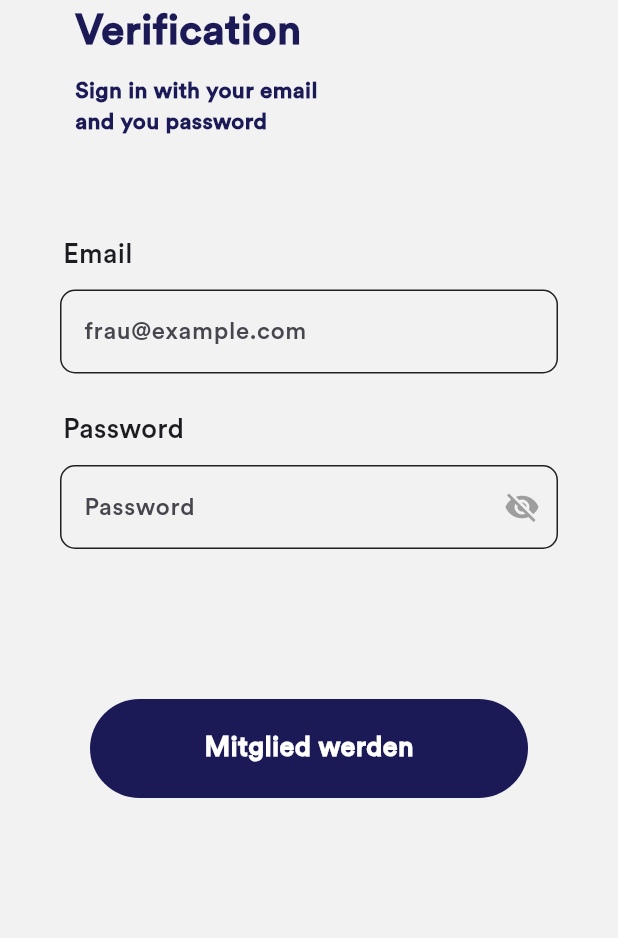
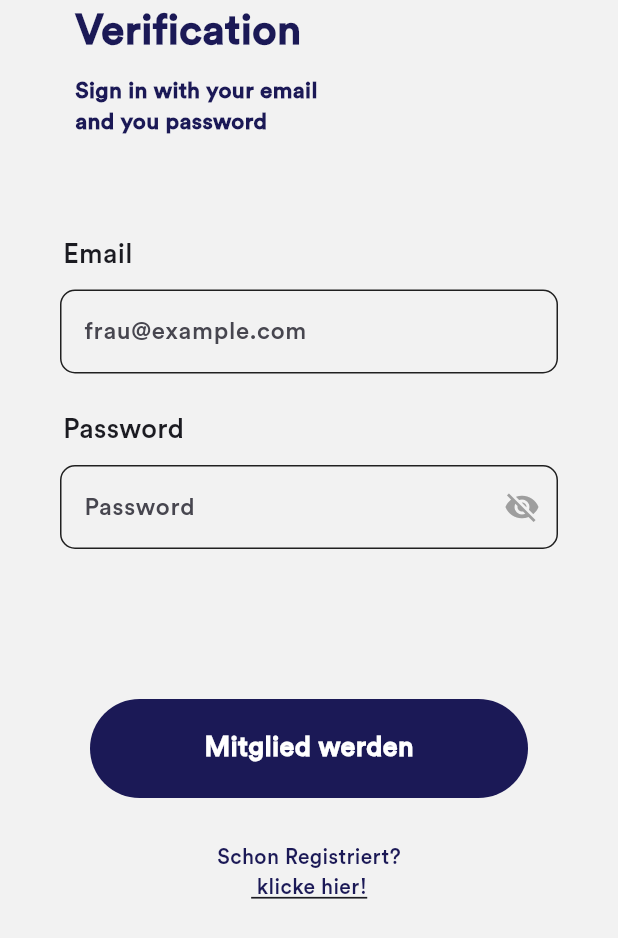
Before and after one commit to Trinistar/female_fellows, a Flutter app: the AuthVerfication screen opened directly, on a phone screen of 412 x 824 dp. Shown: the top 938 px of the screen. Run offline on Flutter 3.47's test engine with Material 2 defaults, Android fonts, the light colour scheme and no system bars; our stand-ins replace bloc, cloud_firestore, date_format, equatable, firebase_auth, firebase_core and 3 more; accounts and stored records are empty; generated files the repository leaves out were written again.

Commit message:
rerouting for user

```diff
--- a/lib/l10n/app_de.arb
+++ b/lib/l10n/app_de.arb
@@ -11,10 +11,15 @@
     "intro": "Zurück zur Einleitung",
     "skip": "Abbrechen",
     "start": "Start",
-    "login": "Jetzt loslegen",
+    "startnow": "Jetzt loslegen",
     "loginPageTitle": "Login",
     "password": "Password",
     "email": "Email",
+    "signin": "Sign in",
+    "signinTextup": "Noch nicht Registriert?",
+    "signinTextdown": "klicke hier!",
+    "loginTextup": "Schon Registriert?",
+    "loginTextdown": " klicke hier!",
     "loginPageBody": "Logge dich mit deiner Email\nund deinem Passwort ein",
     "verificationTitle": "Verifizierung",
     "verficationBody": "Gib hier deine Email\nund dein Passwort an",
--- a/lib/l10n/app_en.arb
+++ b/lib/l10n/app_en.arb
@@ -11,9 +11,14 @@
     "intro": "Return to start",
     "skip": "Skip",
     "start": "Start",
-    "login": "Get started",
+    "startnow": "Get started",
     "password": "Password",
     "email": "Email",
+    "signin": "Sign in",
+    "signinTextup": "Noch nicht Registriert?",
+    "signinTextdown": "klicke hier!",
+    "loginTextup": "Schon Registriert?",
+    "loginTextdown": " klicke hier!",
     "loginPageTitle": "Sign in",
     "loginPageBody": "Sign in with your email\nand you password",
     "verificationTitle": "Verification",
--- a/lib/pages/Authentication/authentication_verification.dart
+++ b/lib/pages/Authentication/authentication_verification.dart
@@ -4,6 +4,7 @@ import 'package:flutter_gen/gen_l10n/app_localizations.dart';
 import 'package:vs_femalefellows/blocs/AuthenticationBloc/authentication_bloc.dart';
 import 'package:vs_femalefellows/components/login_button.dart';
 import 'package:vs_femalefellows/components/text_bar.dart';
+import 'package:vs_femalefellows/pages/Authentication/Login/login.dart';
 import 'package:vs_femalefellows/pages/Homepage/navigation_page.dart';
 import 'package:vs_femalefellows/provider/controller.dart';
 
@@ -127,16 +128,7 @@ class _AuthVerficationState extends State<AuthVerfication> {
                               style: TextStyle(
                                 fontSize: 18,
                               ),
-                            ), /*
-                                      SizedBox(
-                                        width: 120,
-                                      ),
-                                      Text(
-                                        'Forgot Password?',
-                                        style: TextStyle(
-                                          color: Colors.grey.shade700,
-                                        ),
-                                      ), */
+                            ),
                           ],
                         ),
                       ),
@@ -214,6 +206,29 @@ class _AuthVerficationState extends State<AuthVerfication> {
                           );
                         },
                       ),
+                        SizedBox(
+                              height: 30,
+                            ),
+                         Center(
+                                child: Text(
+                                  AppLocalizations.of(context)!.loginTextup,
+                                  style: TextStyle(
+                                      color:
+                                          Theme.of(context).colorScheme.primary),
+                                )),
+                            Center(
+                                child: GestureDetector(
+                              onTap: () => Navigator.of(context).push(
+                                  MaterialPageRoute(
+                                      builder: (context) => LoginPage())),
+                              child: Text(
+                                AppLocalizations.of(context)!.loginTextdown,
+                                style: TextStyle(
+                                    color:
+                                        Theme.of(context).colorScheme.primary,
+                                    decoration: TextDecoration.underline),
+                              ),
+                            )),
                     ],
                   ),
                 ),
--- a/lib/pages/Onboarding/onboarding_end.dart
+++ b/lib/pages/Onboarding/onboarding_end.dart
@@ -1,8 +1,8 @@
 import 'package:flutter/material.dart';
 import 'package:vs_femalefellows/components/login_button.dart';
-import 'package:vs_femalefellows/pages/Authentication/Login/login.dart';
 import 'package:vs_femalefellows/pages/Authentication/authentication_entry.dart';
 import 'package:flutter_gen/gen_l10n/app_localizations.dart';
+import 'package:vs_femalefellows/pages/Homepage/navigation_page.dart';
 
 class Page5 extends StatelessWidget {
   const Page5({super.key});
@@ -40,7 +40,7 @@ class Page5 extends StatelessWidget {
                       context,
                       MaterialPageRoute(
                         builder: (context) {
-                          return LoginPage();
+                          return Navigation();
                         },
                       ),
                     );
@@ -57,7 +57,7 @@ class Page5 extends StatelessWidget {
                         color: Colors.transparent),
                     child: Center(
                         child: Text(
-                     AppLocalizations.of(context)!.login,
+                     AppLocalizations.of(context)!.startnow,
                       style: const TextStyle(
                           fontWeight: FontWeight.bold,
                           fontSize: 18),
```
Also changed, not shown: lib/pages/Authentication/Login/login.dart (+27 -3 lines), lib/pages/Authentication/authentication_entry.dart (+1 -10 lines).
